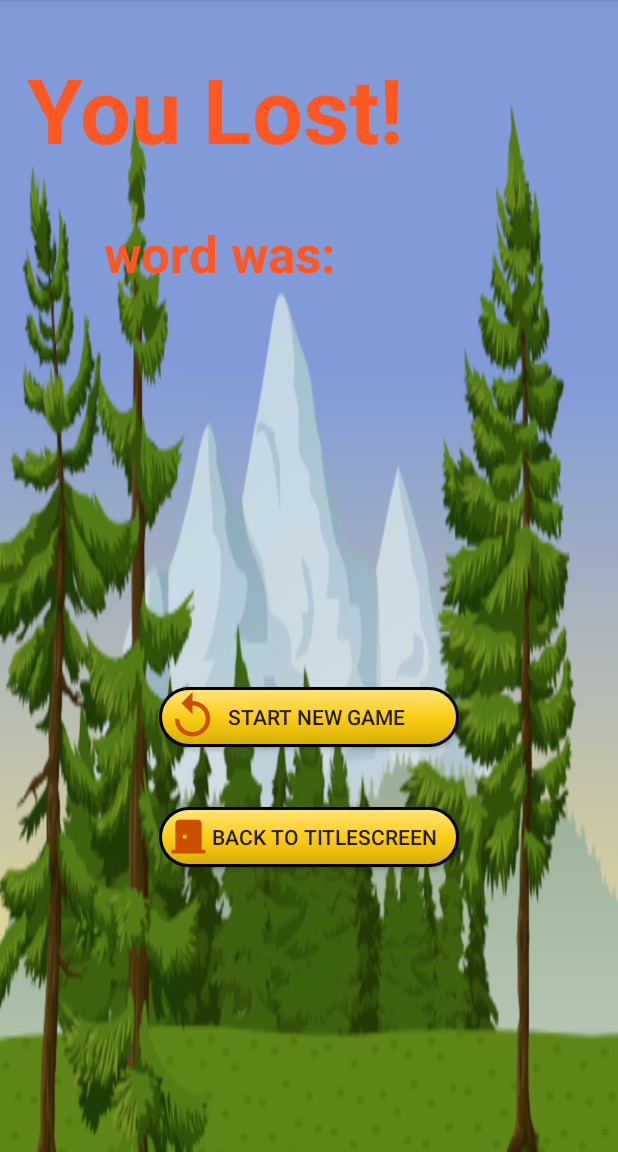
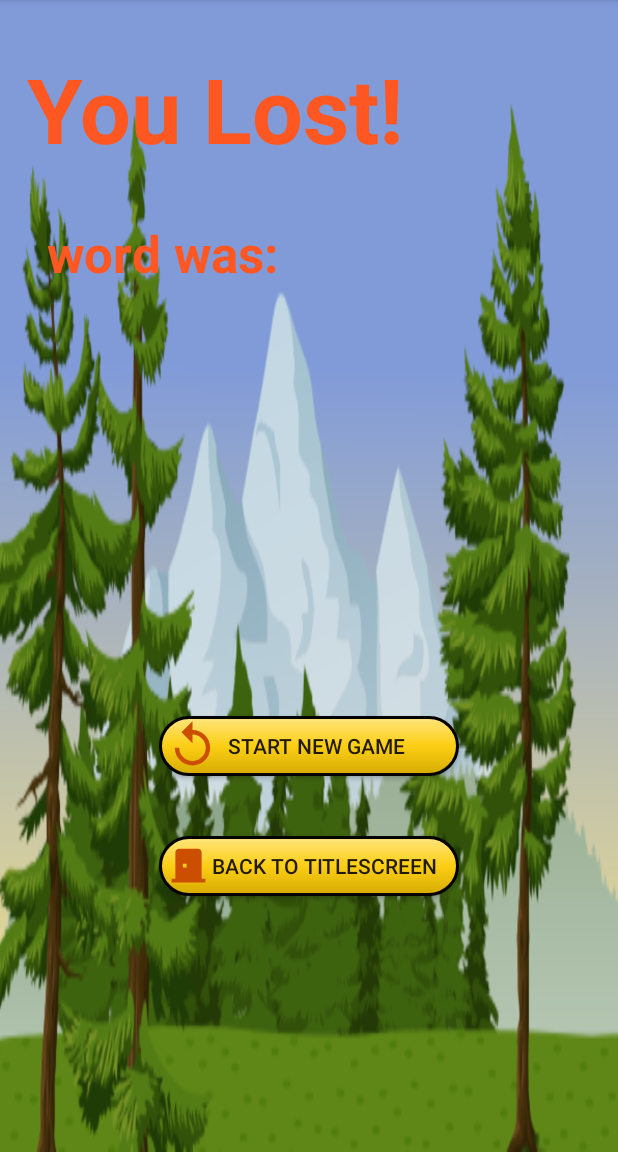
Before and after one commit to Mobiilikehitysprojekti-Ryhma-5-TVT20SPO/Ekarepo, an Android app: the LoseFragment screen opened through its navigation route, on a phone screen of 412 x 824 dp, the part 84-1236 px from its top. Run offline under Robolectric (Android 15) with nearby library versions, the phone set to English and light mode, and no system bars.

Commit message:
parit kommentit gamefragmenttiin + lose ja victory xml textviewin koon isonnukset

```diff
--- a/app/src/main/java/com/example/hirsipuu/GameFragment.kt
+++ b/app/src/main/java/com/example/hirsipuu/GameFragment.kt
@@ -20,7 +20,6 @@ class GameFragment : Fragment() {
 
     private var lettersUsed: String = ""
     private var underscoreWord: String = ""
-    private lateinit var wordToGuess: String
     private var word: String = ""
     var vaihda:Int = 1
     lateinit var bind:View
@@ -84,7 +83,7 @@ class GameFragment : Fragment() {
 
     }
 
-    fun getRandom() : String {
+    fun getRandom() : String {      // Hakee satunnaisen sanan Tietokannan sanoista.
         val db=Database(context)
         val randomIndex = Random.nextInt(db.loadWords().size)
         return db.loadWords()[randomIndex]
--- a/app/src/main/res/layout/lose_fragment.xml
+++ b/app/src/main/res/layout/lose_fragment.xml
@@ -32,8 +32,8 @@
 
     <TextView
         android:id="@+id/textView2"
-        android:layout_width="273dp"
-        android:layout_height="42dp"
+        android:layout_width="350dp"
+        android:layout_height="80dp"
         android:layout_marginTop="32dp"
         android:text="TextView"
         android:textColor="#FF5722"
--- a/app/src/main/res/layout/victory_fragment.xml
+++ b/app/src/main/res/layout/victory_fragment.xml
@@ -43,8 +43,8 @@
 
     <TextView
         android:id="@+id/wordtext"
-        android:layout_width="match_parent"
-        android:layout_height="58dp"
+        android:layout_width="410dp"
+        android:layout_height="94dp"
         android:layout_marginTop="136dp"
         android:text="text"
         android:textColor="#FF5722"
```
